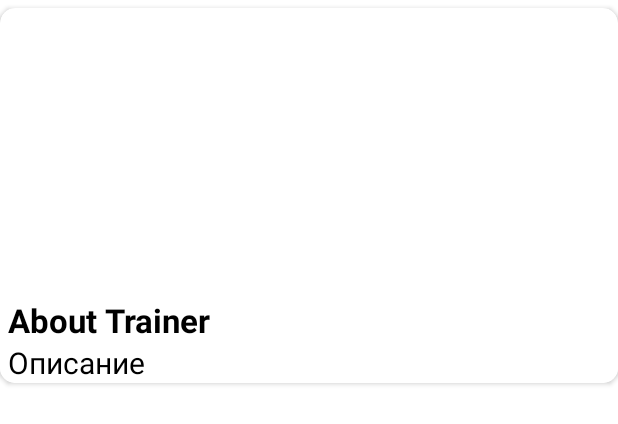
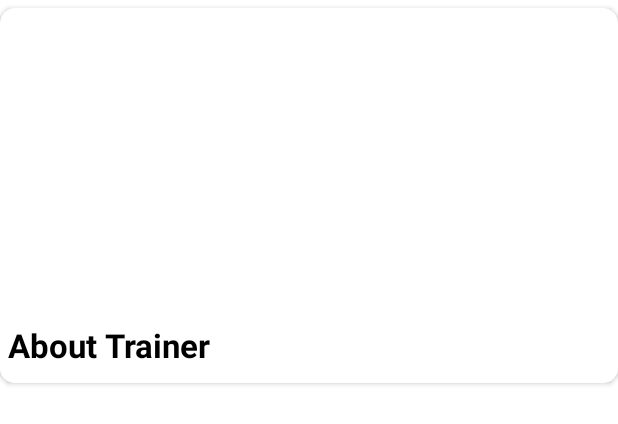
Before and after one commit to Baetongithub/HealthLink, an Android app: the layout item_fitness_coaches.xml on its own in the app's theme, with its tools: preview values and no code run, on a phone screen of 412 x 824 dp. Shown: the top 424 px of the screen. Run offline under Robolectric (Android 15) with nearby library versions, the phone set to English and light mode, and no system bars; network calls fail.

Commit message:
removed descriptions from coach and fit_rooms list

```diff
--- a/app/src/main/java/kg/healthlink/myapplication/ui/coaches/CoachesAdapter.kt
+++ b/app/src/main/java/kg/healthlink/myapplication/ui/coaches/CoachesAdapter.kt
@@ -74,7 +74,6 @@ class CoachesAdapter(
         fun bind(model: CoachesModel) {
             vb.imageMainNews.glide(model.urlPhoto)
             vb.tvNewsHeadline.text = model.name
-            vb.tvDescription.text = model.description
         }
     }
 
--- a/app/src/main/java/kg/healthlink/myapplication/ui/fit_rooms/FitRoomsAdapter.kt
+++ b/app/src/main/java/kg/healthlink/myapplication/ui/fit_rooms/FitRoomsAdapter.kt
@@ -74,7 +74,6 @@ class FitRoomsAdapter(
         fun bind(model: FitRoomsModel) {
             vb.imageMainNews.glide(model.urlPhoto)
             vb.tvNewsHeadline.text = model.name
-            vb.tvDescription.text = model.description
         }
     }
 
--- a/app/src/main/res/drawable/back_fit_coaches.xml
+++ b/app/src/main/res/drawable/back_fit_coaches.xml
@@ -3,7 +3,7 @@
     <gradient
         android:angle="90"
         android:centerColor="#E1FFFFFF"
-        android:endColor="#92FFFFFF"
+        android:endColor="#52FFFFFF"
         android:startColor="@color/white" />
 
     <corners
--- a/app/src/main/res/layout/item_fitness_coaches.xml
+++ b/app/src/main/res/layout/item_fitness_coaches.xml
@@ -24,28 +24,17 @@
         <TextView
             android:id="@+id/tv_news_headline"
             android:layout_width="match_parent"
-            android:layout_height="wrap_content"
-            android:layout_above="@id/tv_description"
+            android:layout_height="50dp"
             android:background="@drawable/back_fit_coaches"
             android:maxHeight="100dp"
             android:paddingStart="5dp"
             android:paddingEnd="5dp"
             android:text="@string/about_trainer"
             android:textColor="@color/black"
+            android:gravity="center_vertical"
+            android:layout_alignParentBottom="true"
             android:textSize="22sp"
             android:textStyle="bold" />
 
-        <TextView
-            android:id="@+id/tv_description"
-            android:layout_width="match_parent"
-            android:layout_height="wrap_content"
-            android:layout_alignParentBottom="true"
-            android:background="@color/white"
-            android:paddingStart="5dp"
-            android:paddingEnd="5dp"
-            android:text="@string/description"
-            android:textColor="@color/black"
-            android:textSize="20sp" />
-
     </RelativeLayout>
 </androidx.cardview.widget.CardView>
```
